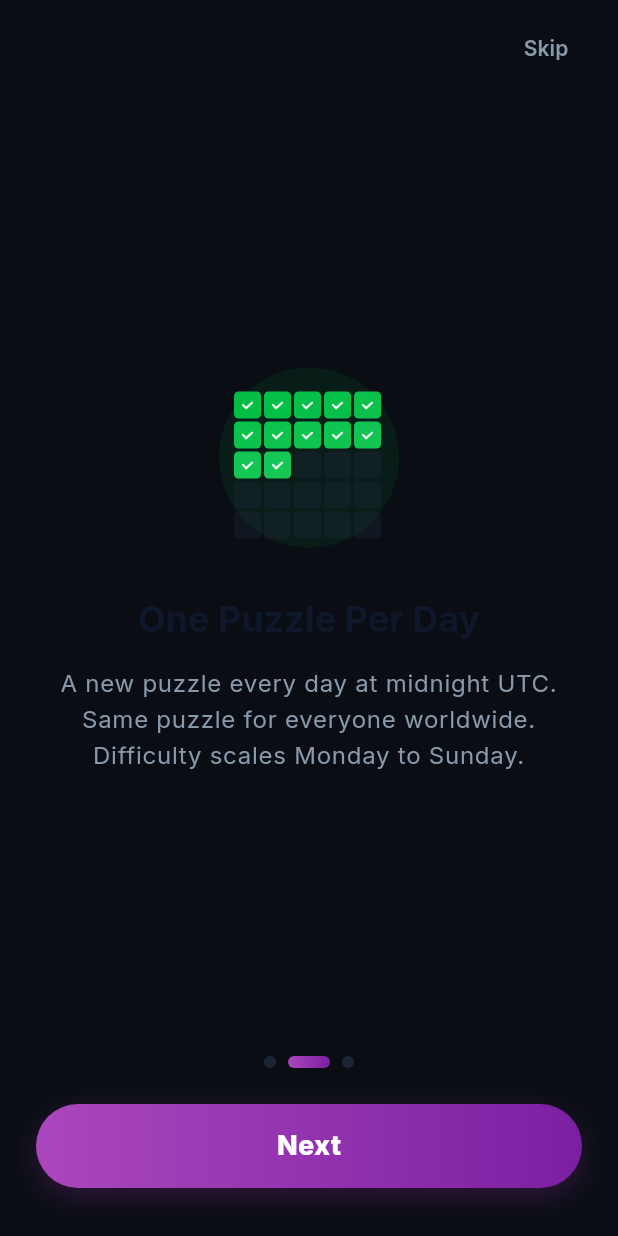
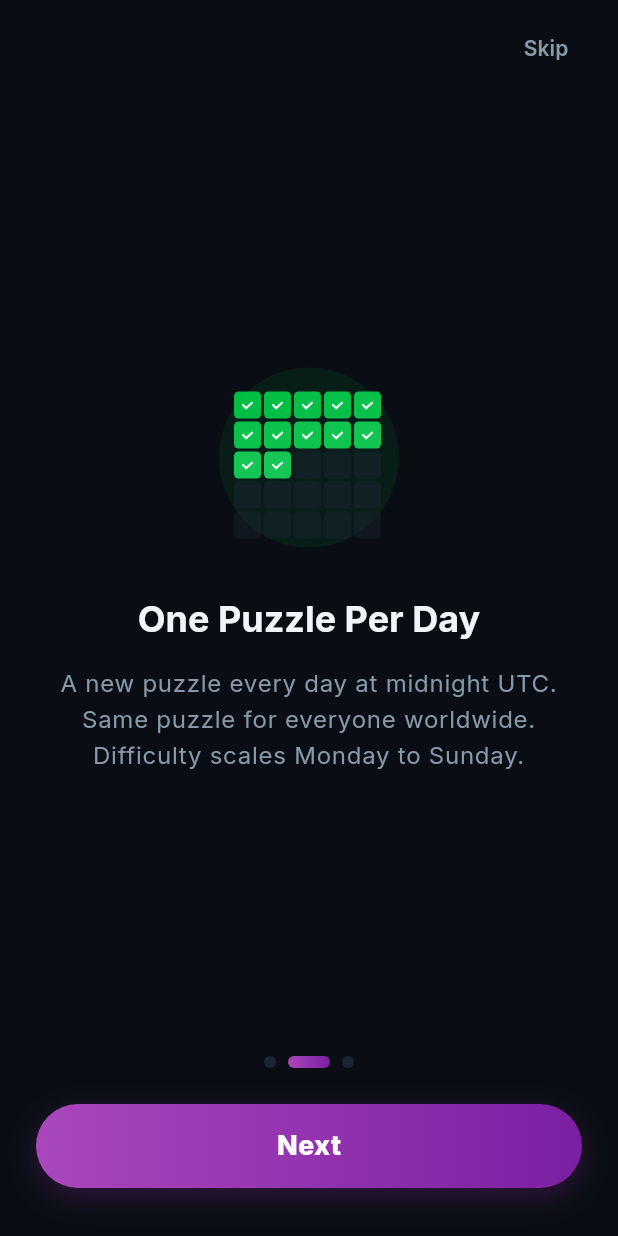
Before and after one commit to sarathfrancis90/Zip, a Flutter app: the screen it shows after launch, swiped to page 2, on a phone screen of 412 x 824 dp. Run offline on Flutter 3.47's test engine with Material 3 defaults, Android fonts, the phone set to English and light mode, and no system bars; our stand-ins replace audioplayers, confetti, connectivity_plus, firebase_analytics, firebase_core, firebase_crashlytics and 20 more; accounts and stored records are empty; generated files the repository leaves out were written again; network calls fail; statements that could not run were skipped; project files that could hold a hidden picture were left out.

Commit message:
Fix SpringButton semantics (buttons were invisible to VoiceOver/TalkBack) and onboarding title contrast in light theme
Co-Authored-By: Claude Fable 5.1 <noreply@anthropic.com>

```diff
--- a/lib/features/auth/presentation/onboarding_screen.dart
+++ b/lib/features/auth/presentation/onboarding_screen.dart
@@ -255,7 +255,12 @@ class _OnboardingPageState extends State<_OnboardingPage>
           const SizedBox(height: AppSizes.xl),
           Text(
             widget.title,
-            style: Theme.of(context).textTheme.headlineLarge,
+            // Onboarding always renders on the dark backdrop, so pin the
+            // title colour instead of inheriting the (possibly light) theme.
+            style: Theme.of(context)
+                .textTheme
+                .headlineLarge
+                ?.copyWith(color: AppColors.textPrimaryDark),
             textAlign: TextAlign.center,
           ),
           const SizedBox(height: AppSizes.md),
--- a/lib/shared/widgets/spring_button.dart
+++ b/lib/shared/widgets/spring_button.dart
@@ -101,7 +101,15 @@ class _SpringButtonState extends State<SpringButton>
 
   @override
   Widget build(BuildContext context) {
-    return GestureDetector(
+    // GestureDetector only exposes a semantic tap action for `onTap`; this
+    // widget drives the press animation from tapDown/tapUp, so declare the
+    // button explicitly for VoiceOver / TalkBack / UI automation.
+    return Semantics(
+      container: true,
+      button: true,
+      enabled: widget.enabled && widget.onPressed != null,
+      onTap: widget.onPressed,
+      child: GestureDetector(
         onTapDown: _onTapDown,
         onTapUp: _onTapUp,
         onTapCancel: _onTapCancel,
@@ -110,6 +118,7 @@ class _SpringButtonState extends State<SpringButton>
           scale: _currentScale,
           child: widget.child,
         ),
+      ),
     );
   }
 }
```
Lines whose indentation alone changed are shown as unchanged.
